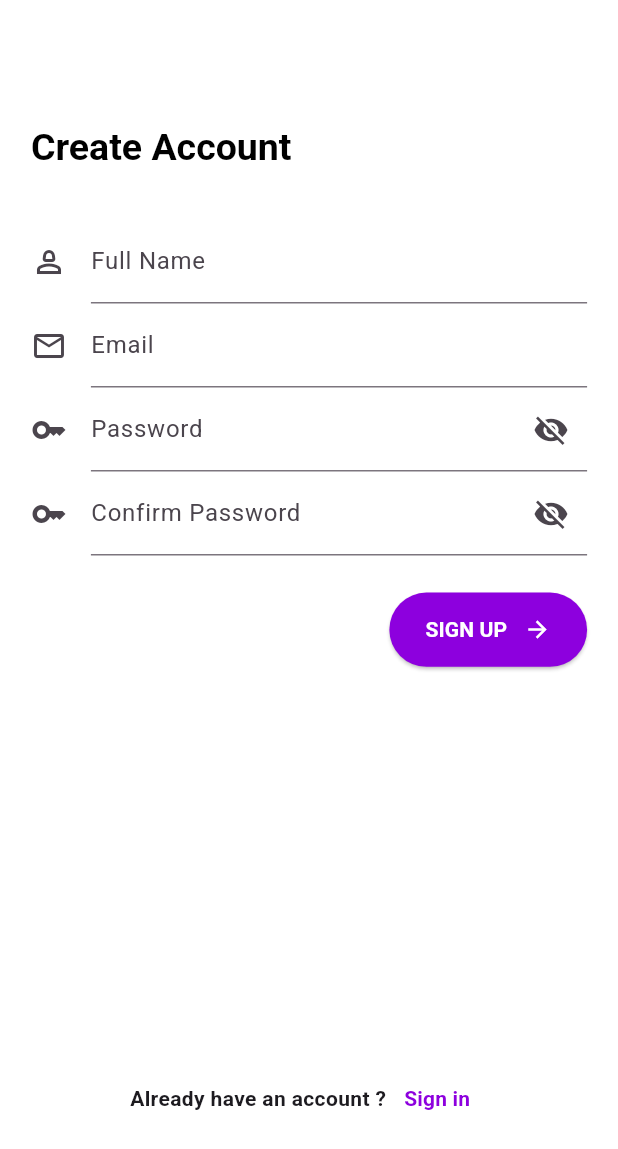
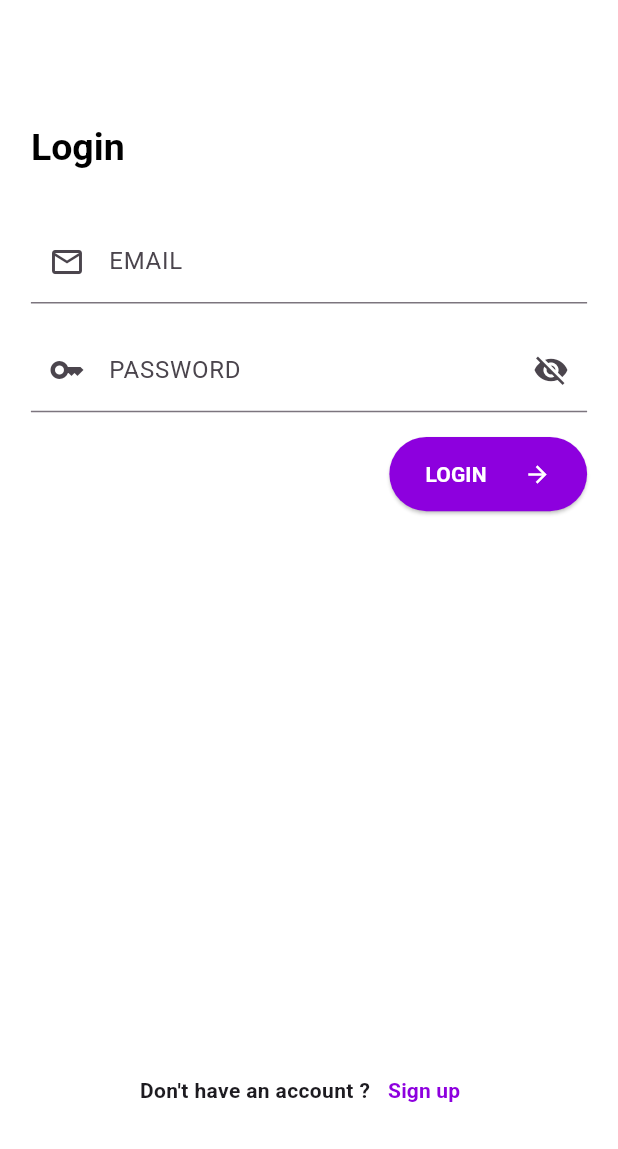
Before and after one commit to kurazTeam10/yegna-gebeya, a Flutter app: the SignUpPage screen opened by its route, after a tap on "Sign in", on a phone screen of 412 x 824 dp. Shown: the top 1149 px of the screen. Run offline on Flutter 3.47's test engine with Material 3 defaults, Android fonts, the phone set to English and light mode, and no system bars; our stand-ins replace bloc, firebase_auth, firebase_core, flutter_bloc, get_it, go_router; accounts and stored records are empty.

Commit message:
feat: add a reusable textform widget

```diff
--- a/lib/app.dart
+++ b/lib/app.dart
@@ -4,7 +4,6 @@ import 'package:yegna_gebeya/core/router/router.dart';
 import 'package:yegna_gebeya/features/auth/presentation/cubit/sign_in_cubit.dart';
 import 'package:yegna_gebeya/features/auth/presentation/cubit/sign_up_cubit.dart';
 import 'package:flutter_bloc/flutter_bloc.dart';
-import 'package:yegna_gebeya/features/landing/presentation/pages/landing_page.dart';
 
 class App extends StatelessWidget {
   const App({super.key});
--- a/lib/core/router/router.dart
+++ b/lib/core/router/router.dart
@@ -1,5 +1,6 @@
 import 'package:go_router/go_router.dart';
 import 'package:yegna_gebeya/core/router/routes.dart';
+import 'package:yegna_gebeya/features/auth/presentation/pages/sign_in_page.dart';
 import 'package:yegna_gebeya/features/auth/presentation/pages/sign_up_page.dart';
 import 'package:yegna_gebeya/features/landing/presentation/pages/landing_page.dart';
 
@@ -10,5 +11,6 @@ final goRouter = GoRouter(
       builder: (context, state) => LandingPage(),
     ),
     GoRoute(path: Routes.signUp, builder: (context, state) => SignUpPage()),
+    GoRoute(path: Routes.signIn, builder: (context, state) => SignInPage()),
   ],
 );
--- a/lib/features/auth/presentation/pages/sign_in_page.dart
+++ b/lib/features/auth/presentation/pages/sign_in_page.dart
@@ -1,200 +1,167 @@
 import 'package:flutter/material.dart';
 import 'package:flutter_bloc/flutter_bloc.dart';
+import 'package:go_router/go_router.dart';
+import 'package:yegna_gebeya/core/router/routes.dart';
 import 'package:yegna_gebeya/features/auth/presentation/cubit/sign_in_cubit.dart';
 import 'package:yegna_gebeya/features/auth/presentation/cubit/sign_in_state.dart';
+import 'package:yegna_gebeya/features/auth/presentation/widgets/text_form_widget.dart';
 
 class SignInPage extends StatefulWidget {
   const SignInPage({super.key});
 
   @override
-  _SignInPageState createState() => _SignInPageState();
+  State<SignInPage> createState() => _SignInPageState();
 }
 
 class _SignInPageState extends State<SignInPage> {
-  final emailController = TextEditingController();
-  final passwordController = TextEditingController();
+  final _formKey = GlobalKey<FormState>();
 
-  final FocusNode emailFocus = FocusNode();
-  final FocusNode passwordFocus = FocusNode();
+  final _emailFocusNode = FocusNode();
+  final _passwordFocusNode = FocusNode();
+
+  final TextEditingController _emailController = TextEditingController();
+  final TextEditingController _passwordController = TextEditingController();
 
   @override
-  void initState() {
-    super.initState();
-    // Add listeners to rebuild on focus changes
-    emailFocus.addListener(() => setState(() {}));
-    passwordFocus.addListener(() => setState(() {}));
+  void dispose() {
+    _emailController.dispose();
+    _passwordController.dispose();
+    super.dispose();
   }
 
   @override
-  void dispose() {
-    emailController.dispose();
-    passwordController.dispose();
-
-    emailFocus.dispose();
-    passwordFocus.dispose();
-
-    super.dispose();
-  }
-
-  InputDecoration getInputDecoration({
-    required String label,
-    required IconData icon,
-    required bool isFocused,
-  }) {
-    return InputDecoration(
-      labelText: label,
-      prefixIcon: Icon(icon, color: Colors.grey),
-      labelStyle: TextStyle(color: Colors.grey, fontSize: 14.0),
-      // Gray bottom line when unfocused
-      enabledBorder: UnderlineInputBorder(
-        borderSide: BorderSide(color: Colors.grey),
-      ),
-      // Remove underline when focused (transparent)
-      focusedBorder: UnderlineInputBorder(
-        borderSide: BorderSide(color: Colors.transparent),
-      ),
-      contentPadding: const EdgeInsets.symmetric(horizontal: 8, vertical: 12),
-    );
-  }
-
-  Widget buildTextField({
-    required TextEditingController controller,
-    required FocusNode focusNode,
-    required String label,
-    required IconData icon,
-    bool obscureText = false,
-  }) {
-    bool isFocused = focusNode.hasFocus;
-
-    return Container(
-      decoration: isFocused
-          ? BoxDecoration(
-              color: Colors.white,
-              boxShadow: [
-                BoxShadow(
-                  color: Colors.black26,
-                  blurRadius: 8,
-                  offset: Offset(0, 3),
-                ),
-              ],
-              borderRadius: BorderRadius.circular(6),
-            )
-          : null,
-      child: TextField(
-        controller: controller,
-        focusNode: focusNode,
-        obscureText: obscureText,
-        decoration: getInputDecoration(
-          label: label,
-          icon: icon,
-          isFocused: isFocused,
-        ),
-      ),
-    );
-  }
-
-  @override
-  @override
   Widget build(BuildContext context) {
-    return BlocListener<SignInCubit, SignInState>(
+    final height = MediaQuery.sizeOf(context).height;
+    final width = MediaQuery.sizeOf(context).width;
+    return Scaffold(
+      body: SafeArea(
+        child: BlocListener<SignInCubit, SignInState>(
           listener: (context, state) {
             if (state is SignInSuccess) {
-          emailController.clear();
-          passwordController.clear();
-
+              _emailController.clear();
+              _passwordController.clear();
               ScaffoldMessenger.of(context).showSnackBar(
                 const SnackBar(content: Text("Sign In successful!")),
-          ); // Go back to login
+              );
             } else if (state is SignInFailure) {
               ScaffoldMessenger.of(context).showSnackBar(
                 SnackBar(content: Text(state.errorMessage ?? "Error")),
               );
             }
           },
-      child: Scaffold(
-        appBar: AppBar(),
-        body: Padding(
-          padding: const EdgeInsets.symmetric(horizontal: 32.0, vertical: 20.0),
+          child: SingleChildScrollView(
             child: Column(
+              crossAxisAlignment: CrossAxisAlignment.start,
               children: [
-              Align(
-                alignment: Alignment.centerLeft,
+                Padding(
+                  padding: EdgeInsets.only(
+                    top: height * 0.1,
+                    left: width * 0.05,
+                  ),
                   child: Text(
-                  "Login",
-                  style: TextStyle(fontSize: 32.0, fontWeight: FontWeight.bold),
+                    'Login',
+                    style: Theme.of(context).textTheme.displaySmall,
                   ),
                 ),
-              const SizedBox(height: 20),
-              buildTextField(
-                controller: emailController,
-                focusNode: emailFocus,
-                label: 'EMAIL',
-                icon: Icons.email_outlined,
+                Padding(
+                  padding: EdgeInsets.symmetric(
+                    horizontal: width * 0.05,
+                    vertical: height * 0.02,
                   ),
-              const SizedBox(height: 20),
-              buildTextField(
-                controller: passwordController,
-                focusNode: passwordFocus,
-                label: 'PASSWORD',
-                icon: Icons.key,
-                obscureText: true,
+                  child: Form(
+                    key: _formKey,
+                    autovalidateMode: AutovalidateMode.onUnfocus,
+                    child: Column(
+                      crossAxisAlignment: CrossAxisAlignment.stretch,
+                      children: [
+                        SizedBox(height: height * 0.02),
+                        TextFormWidget(
+                          controller: _emailController,
+                          labelText: 'EMAIL',
+                          icon: Icon(Icons.email_outlined),
+                          focusNode: _emailFocusNode,
                         ),
-              const SizedBox(height: 20),
-              BlocBuilder<SignInCubit, SignInState>(
+                        TextFormWidget(
+                          controller: _passwordController,
+                          labelText: 'PASSWORD',
+                          icon: Icon(Icons.key),
+                          focusNode: _passwordFocusNode,
+                        ),
+                        Align(
+                          alignment: Alignment.centerRight,
+                          child: SizedBox(
+                            width: width * 0.32,
+                            height: height * 0.06,
+                            child: BlocBuilder<SignInCubit, SignInState>(
                               builder: (context, state) {
                                 if (state is SignInLoading) {
-                    return const CircularProgressIndicator();
+                                  return const Center(
+                                    child: CircularProgressIndicator(),
+                                  );
                                 }
-                  return Align(
-                    alignment: Alignment.centerRight,
-                    child: ElevatedButton(
+                                return ElevatedButton(
                                   style: ElevatedButton.styleFrom(
-                        backgroundColor: const Color(0xFF8D00DE),
+                                    backgroundColor: Theme.of(
+                                      context,
+                                    ).colorScheme.primary,
+                                    foregroundColor: Theme.of(
+                                      context,
+                                    ).colorScheme.onPrimary,
                                   ),
                                   onPressed: () {
-                        if (!RegExp(
-                          r"^[^@]+@[^@]+\.[^@]+",
-                        ).hasMatch(emailController.text.trim())) {
-                          ScaffoldMessenger.of(context).showSnackBar(
-                            const SnackBar(
-                              content: Text(
-                                "Please enter a valid email address",
+                                    if (_formKey.currentState!.validate()) {
+                                      context.read<SignInCubit>().signIn(
+                                        _emailController.text.trim(),
+                                        _passwordController.text.trim(),
+                                      );
+                                    }
+                                  },
+                                  child: Row(
+                                    mainAxisAlignment:
+                                        MainAxisAlignment.spaceBetween,
+                                    children: [
+                                      Text(
+                                        'LOGIN',
+                                        style: TextStyle(
+                                          fontWeight: FontWeight.bold,
                                         ),
                                       ),
-                          );
-                          return;
-                        }
-                        context.read<SignInCubit>().signIn(
-                          emailController.text.trim(),
-                          passwordController.text.trim(),
+                                      Icon(Icons.arrow_forward, weight: 800),
+                                    ],
+                                  ),
                                 );
                               },
-                      child: Padding(
-                        padding: const EdgeInsets.symmetric(vertical: 16.0),
-                        child: Row(
-                          mainAxisSize: MainAxisSize.min,
-                          children: const [
-                            Text(
-                              "LOGIN",
-                              style: TextStyle(
-                                fontSize: 18,
-                                color: Colors.white,
                             ),
                           ),
-                            SizedBox(width: 8),
-                            Icon(
-                              Icons.arrow_forward,
-                              size: 18,
-                              color: Colors.white,
                         ),
                       ],
                     ),
                   ),
                 ),
-                  );
+                SizedBox(height: height * 0.42),
+                Row(
+                  mainAxisAlignment: MainAxisAlignment.center,
+                  children: [
+                    Text(
+                      "Don't have an account ?",
+                      style: TextStyle(fontWeight: FontWeight.bold),
+                    ),
+                    TextButton(
+                      onPressed: () {
+                        context.go(Routes.signUp);
                       },
+                      child: Text(
+                        'Sign up',
+                        style: TextStyle(
+                          color: Theme.of(context).colorScheme.primary,
+                          fontWeight: FontWeight.bold,
+                        ),
+                      ),
                     ),
                   ],
+                ),
+              ],
+            ),
           ),
         ),
       ),
--- a/lib/features/auth/presentation/pages/sign_up_page.dart
+++ b/lib/features/auth/presentation/pages/sign_up_page.dart
@@ -1,7 +1,10 @@
 import 'package:flutter/material.dart';
 import 'package:flutter_bloc/flutter_bloc.dart';
+import 'package:go_router/go_router.dart';
+import 'package:yegna_gebeya/core/router/routes.dart';
 import 'package:yegna_gebeya/features/auth/presentation/cubit/sign_up_cubit.dart';
 import 'package:yegna_gebeya/features/auth/presentation/cubit/sign_up_state.dart';
+import 'package:yegna_gebeya/features/auth/presentation/widgets/text_form_widget.dart';
 
 class SignUpPage extends StatefulWidget {
   const SignUpPage({super.key});
@@ -11,14 +14,19 @@ class SignUpPage extends StatefulWidget {
 }
 
 class _SignUpPageState extends State<SignUpPage> {
-  bool _obscurePassword = true;
   final _formKey = GlobalKey<FormState>();
+
+  final _fullNameFocusNode = FocusNode();
+  final _emailFocusNode = FocusNode();
+  final _passwordFocusNode = FocusNode();
+  final _confirmPasswordFocusNode = FocusNode();
 
   final TextEditingController _fullNameController = TextEditingController();
   final TextEditingController _emailController = TextEditingController();
   final TextEditingController _passwordController = TextEditingController();
   final TextEditingController _confirmPasswordController =
       TextEditingController();
+  bool isVisible = false;
 
   @override
   void dispose() {
@@ -41,27 +49,6 @@ class _SignUpPageState extends State<SignUpPage> {
               ScaffoldMessenger.of(
                 context,
               ).showSnackBar(SnackBar(content: Text(state.errorMessage!)));
-            }
-            if (state is SignUpLoading) {
-              showDialog(
-                context: context,
-                builder: (context) {
-                  return AlertDialog(
-                    content: Row(
-                      children: [
-                        CircularProgressIndicator(),
-                        SizedBox(
-                          width: MediaQuery.sizeOf(context).width * 0.01,
-                        ),
-                        Text('Signing you up'),
-                      ],
-                    ),
-                  );
-                },
-              );
-            }
-            if (state is! SignUpLoading) {
-              Navigator.of(context, rootNavigator: true).pop();
             }
 
             if (state is SignUpSuccess) {
@@ -89,96 +76,61 @@ class _SignUpPageState extends State<SignUpPage> {
                   ),
                   child: Form(
                     key: _formKey,
-                    autovalidateMode: AutovalidateMode.onUserInteraction,
+                    autovalidateMode: AutovalidateMode.onUnfocus,
                     child: Column(
                       crossAxisAlignment: CrossAxisAlignment.stretch,
                       children: [
                         SizedBox(height: height * 0.02),
-                        TextFormField(
+                        TextFormWidget(
                           controller: _fullNameController,
-                          decoration: const InputDecoration(
-                            labelText: 'Full Name',
+                          labelText: 'FULL NAME',
                           icon: Icon(Icons.person_2_outlined),
+                          focusNode: _fullNameFocusNode,
                         ),
+                        TextFormWidget(
+                          controller: _emailController,
+                          labelText: 'EMAIL',
+                          icon: Icon(Icons.email_outlined),
+                          focusNode: _emailFocusNode,
                           validator: (value) {
                             if (value == null || value.trim().isEmpty) {
-                              return 'required';
+                              return 'Email is required';
+                            }
+                            // Simple email regex
+                            final emailRegex = RegExp(
+                              r'^[\w-\.]+@([\w-]+\.)+[\w-]{2,4}$',
+                            );
+                            if (!emailRegex.hasMatch(value.trim())) {
+                              return 'Enter a valid email';
                             }
                             return null;
                           },
                         ),
-                        TextFormField(
-                          controller: _emailController,
-                          decoration: const InputDecoration(
-                            labelText: 'Email',
-                            icon: Icon(Icons.email_outlined),
+                        TextFormWidget(
+                          controller: _passwordController,
+                          labelText: 'PASSWORD',
+                          icon: Icon(Icons.key),
+                          focusNode: _passwordFocusNode,
                         ),
-                          validator: (value) {
-                            if (value == null || value.trim().isEmpty) {
-                              return 'required';
-                            }
-                            return null;
-                          },
+                        TextFormWidget(
+                          controller: _confirmPasswordController,
+                          labelText: 'CONFIRM PASSWORD',
+                          icon: Icon(Icons.key),
+                          focusNode: _confirmPasswordFocusNode,
                         ),
-                        TextFormField(
-                          controller: _passwordController,
-                          obscureText: _obscurePassword,
-                          decoration: InputDecoration(
-                            labelText: 'Password',
-                            icon: const Icon(Icons.key_outlined),
-                            suffixIcon: IconButton(
-                              icon: Icon(
-                                _obscurePassword
-                                    ? Icons.visibility_off
-                                    : Icons.visibility,
-                              ),
-                              onPressed: () {
-                                setState(() {
-                                  _obscurePassword = !_obscurePassword;
-                                });
-                              },
-                            ),
-                          ),
-                          validator: (value) {
-                            if (value == null || value.trim().isEmpty) {
-                              return 'required';
-                            }
-                            return null;
-                          },
-                        ),
-                        TextFormField(
-                          controller: _confirmPasswordController,
-                          obscureText: _obscurePassword,
-                          decoration: InputDecoration(
-                            labelText: 'Confirm Password',
-                            icon: const Icon(Icons.key_outlined),
-                            suffixIcon: IconButton(
-                              icon: Icon(
-                                _obscurePassword
-                                    ? Icons.visibility_off
-                                    : Icons.visibility,
-                              ),
-                              onPressed: () {
-                                setState(() {
-                                  _obscurePassword = !_obscurePassword;
-                                });
-                              },
-                            ),
-                          ),
-                          validator: (value) {
-                            if (value == null || value.trim().isEmpty) {
-                              return 'required';
-                            } else if (_confirmPasswordController.text !=
-                                _passwordController.text) {
-                              return 'don\'t match';
-                            }
-                            return null;
-                          },
-                        ),
-                        SizedBox(height: height * 0.03),
                         Align(
                           alignment: Alignment.centerRight,
-                          child: SizedBox(
+                          child: BlocBuilder<SignUpCubit, SignUpState>(
+                            builder: (context, state) {
+                              if (state is SignUpLoading) {
+                                return Container(
+                                  margin: EdgeInsets.only(right: width * 0.05),
+                                  width: width * 0.08,
+                                  height: width * 0.08,
+                                  child: CircularProgressIndicator(),
+                                );
+                              }
+                              return SizedBox(
                                 width: width * 0.32,
                                 height: height * 0.06,
                                 child: ElevatedButton(
@@ -216,13 +168,15 @@ class _SignUpPageState extends State<SignUpPage> {
                                     ],
                                   ),
                                 ),
+                              );
+                            },
                           ),
                         ),
                       ],
                     ),
                   ),
                 ),
-                SizedBox(height: height * 0.3),
+                SizedBox(height: height * 0.25),
                 Row(
                   mainAxisAlignment: MainAxisAlignment.center,
                   children: [
@@ -231,7 +185,9 @@ class _SignUpPageState extends State<SignUpPage> {
                       style: TextStyle(fontWeight: FontWeight.bold),
                     ),
                     TextButton(
-                      onPressed: () {},
+                      onPressed: () {
+                        context.go(Routes.signIn);
+                      },
                       child: Text(
                         'Sign in',
                         style: TextStyle(
--- /dev/null
+++ b/lib/features/auth/presentation/widgets/text_form_widget.dart
@@ -0,0 +1,95 @@
+import 'package:flutter/material.dart';
+
+class TextFormWidget extends StatefulWidget {
+  final TextEditingController controller;
+  final String labelText;
+  final Widget icon;
+  final FocusNode focusNode;
+  final String? Function(String?)? validator;
+  const TextFormWidget({
+    required this.controller,
+    required this.labelText,
+    required this.icon,
+    required this.focusNode,
+    this.validator, // optional
+    super.key,
+  });
+
+  @override
+  State<TextFormWidget> createState() => _TextFormWidgetState();
+}
+
+class _TextFormWidgetState extends State<TextFormWidget> {
+  bool _isFocused = false;
+  bool isVisible = false;
+
+  @override
+  void initState() {
+    super.initState();
+    widget.focusNode.addListener(_handleFocusChange);
+  }
+
+  void _handleFocusChange() {
+    setState(() {
+      _isFocused = widget.focusNode.hasFocus;
+    });
+  }
+
+  @override
+  void dispose() {
+    widget.focusNode.removeListener(_handleFocusChange);
+    widget.focusNode.dispose();
+    super.dispose();
+  }
+
+  String? _defaultValidator(String? value) {
+    if (value == null || value.trim().isEmpty) {
+      return 'required';
+    }
+    return null;
+  }
+
+  @override
+  Widget build(BuildContext context) {
+    final height = MediaQuery.sizeOf(context).height;
+    return Container(
+      margin: EdgeInsets.only(bottom: height * 0.02),
+      decoration: BoxDecoration(
+        color: Colors.white,
+        boxShadow: _isFocused
+            ? [
+                BoxShadow(
+                  color: Colors.black26,
+                  blurRadius: 8,
+                  offset: Offset(0, 3),
+                ),
+              ]
+            : [],
+      ),
+      child: TextFormField(
+        focusNode: widget.focusNode,
+        controller: widget.controller,
+        obscureText: isVisible,
+        decoration: InputDecoration(
+          labelText: widget.labelText,
+          prefixIcon: widget.icon,
+          suffixIcon:
+              widget.labelText == 'PASSWORD' ||
+                  widget.labelText == 'CONFIRM PASSWORD'
+              ? IconButton(
+                  onPressed: () {
+                    setState(() {
+                      isVisible = !isVisible;
+                    });
+                  },
+                  icon: isVisible
+                      ? Icon(Icons.visibility)
+                      : Icon(Icons.visibility_off),
+                )
+              : null,
+        ),
+        validator: widget.validator ?? _defaultValidator,
+      ),
+    );
+  }
+}
```
Also changed, not shown: lib/features/landing/presentation/pages/landing_page.dart (+22 -13 lines). Lines whose indentation alone changed are shown as unchanged.
